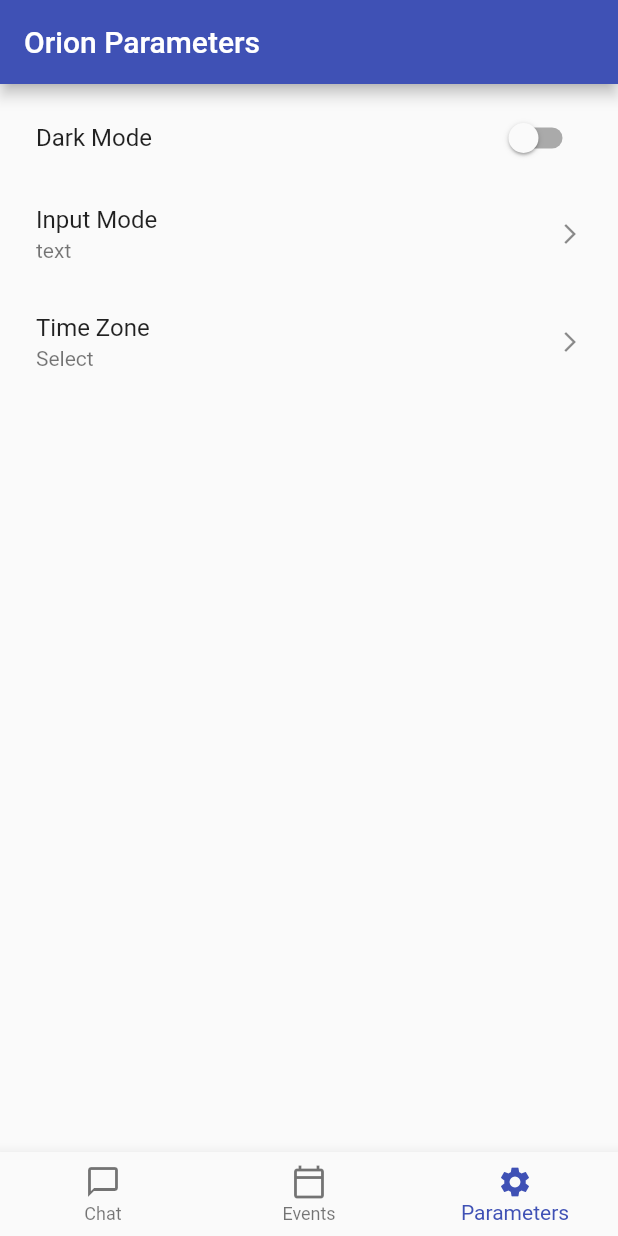
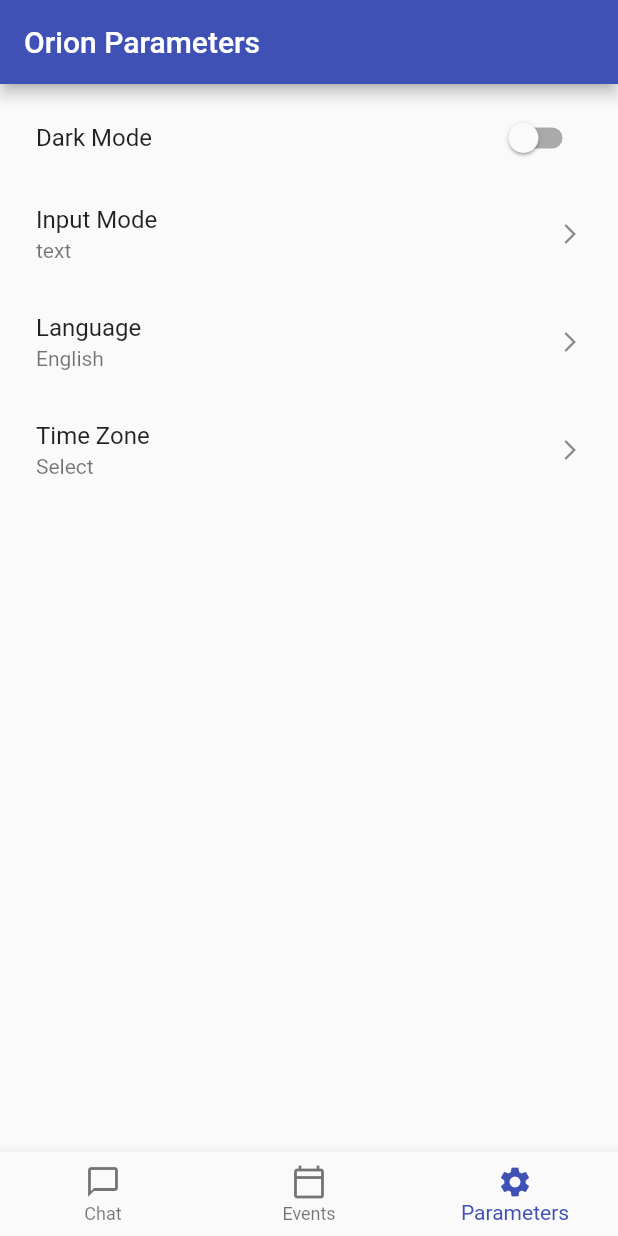
Before and after one commit to wilofice/orion_ai, a Flutter app: the ParametersScreen screen opened by its route, on a phone screen of 412 x 824 dp. Run offline on Flutter 3.47's test engine with Material 3 defaults, Android fonts, the phone set to English and light mode, and no system bars; our stand-ins replace connectivity_plus, firebase_auth, firebase_core, flutter_dotenv, flutter_linkify, flutter_secure_storage and 5 more; missing offline and left inert: flutter_web_auth_2, record; accounts and stored records are empty.

Commit message:
feat: add language preference

```diff
--- a/lib/src/preferences/parameters_screen.dart
+++ b/lib/src/preferences/parameters_screen.dart
@@ -13,6 +13,13 @@ const List<String> _timeZones = [
   'Europe/Berlin',
   'Asia/Tokyo'
 ];
+
+const Map<String, String> _languages = {
+  'en': 'English',
+  'fr': 'French',
+  'de': 'German',
+  'es': 'Spanish',
+};
 
 class ParametersScreen extends StatefulWidget {
   const ParametersScreen({super.key});
@@ -90,7 +97,7 @@ class _ParametersScreenState extends State<ParametersScreen> {
                         );
                       }
                     },
-                  ),
+                    ),
                   if (prefs.inputMode != InputMode.text)
                     ListTile(
                       title: const Text('Voice Button Position'),
@@ -116,6 +123,33 @@ class _ParametersScreenState extends State<ParametersScreen> {
                         }
                       },
                     ),
+                  ListTile(
+                    title: const Text('Language'),
+                    subtitle:
+                        Text(_languages[prefs.language] ?? prefs.language),
+                    trailing: const Icon(Icons.arrow_forward_ios, size: 16),
+                    onTap: () async {
+                      final selected = await showDialog<String>(
+                        context: context,
+                        builder: (context) => SimpleDialog(
+                          title: const Text('Select Language'),
+                          children: _languages.entries
+                              .map(
+                                (e) => SimpleDialogOption(
+                                  onPressed: () => Navigator.pop(context, e.key),
+                                  child: Text(e.value),
+                                ),
+                              )
+                              .toList(),
+                        ),
+                      );
+                      if (selected != null) {
+                        prefsProvider.updatePreferences(
+                          prefs.copyWith(language: selected),
+                        );
+                      }
+                    },
+                  ),
                   ListTile(
                     title: const Text('Time Zone'),
                     subtitle: Text(prefs.timeZone.isEmpty ? 'Select' : prefs.timeZone),
--- a/lib/src/preferences/user_preferences.dart
+++ b/lib/src/preferences/user_preferences.dart
@@ -1,6 +1,8 @@
 enum InputMode { text, voice, both }
 
 enum VoiceButtonPosition { left, right }
+
+const List<String> supportedLanguages = ['en', 'fr', 'de', 'es'];
 
 class TimeWindow {
   final String start;
@@ -34,6 +36,7 @@ class UserPreferences {
   final bool darkMode;
   final InputMode inputMode;
   final VoiceButtonPosition voiceButtonPosition;
+  final String language;
 
   UserPreferences({
     required this.userId,
@@ -48,6 +51,7 @@ class UserPreferences {
     this.darkMode = false,
     this.inputMode = InputMode.text,
     this.voiceButtonPosition = VoiceButtonPosition.right,
+    this.language = 'en',
   });
 
   factory UserPreferences.fromJson(Map<String, dynamic> json) {
@@ -81,6 +85,7 @@ class UserPreferences {
       voiceButtonPosition: VoiceButtonPosition.values.firstWhere(
           (e) => e.name == (json['voice_button_position'] as String?),
           orElse: () => VoiceButtonPosition.right),
+      language: json['language'] as String? ?? 'en',
     );
   }
 
@@ -96,6 +101,7 @@ class UserPreferences {
         'work_block_max_duration_minutes': workBlockMaxDurationMinutes,
         'input_mode': inputMode.name,
         'voice_button_position': voiceButtonPosition.name,
+        'language': language,
       };
 
   Map<String, dynamic> toJson() => {
@@ -103,6 +109,7 @@ class UserPreferences {
         'created_at': createdAt,
         'updated_at': updatedAt,
         'darkMode': darkMode,
+        'language': language,
       };
 
   UserPreferences copyWith({
@@ -110,6 +117,7 @@ class UserPreferences {
     String? timeZone,
     InputMode? inputMode,
     VoiceButtonPosition? voiceButtonPosition,
+    String? language,
   }) {
     return UserPreferences(
       userId: userId,
@@ -124,6 +132,7 @@ class UserPreferences {
       darkMode: darkMode ?? this.darkMode,
       inputMode: inputMode ?? this.inputMode,
       voiceButtonPosition: voiceButtonPosition ?? this.voiceButtonPosition,
+      language: language ?? this.language,
     );
   }
 }
--- a/lib/src/services/preference_service.dart
+++ b/lib/src/services/preference_service.dart
@@ -49,6 +49,7 @@ class PreferenceService {
               updatedAt: 0,
               inputMode: InputMode.text,
               voiceButtonPosition: VoiceButtonPosition.right,
+              language: 'en',
             );
     }
 
@@ -78,7 +79,8 @@ class PreferenceService {
               updatedAt: 0,
               darkMode: false,
               inputMode: InputMode.text,
-              voiceButtonPosition: VoiceButtonPosition.right
+              voiceButtonPosition: VoiceButtonPosition.right,
+              language: 'en'
             );
   }
 
```
Also changed, not shown: 1 other file.
